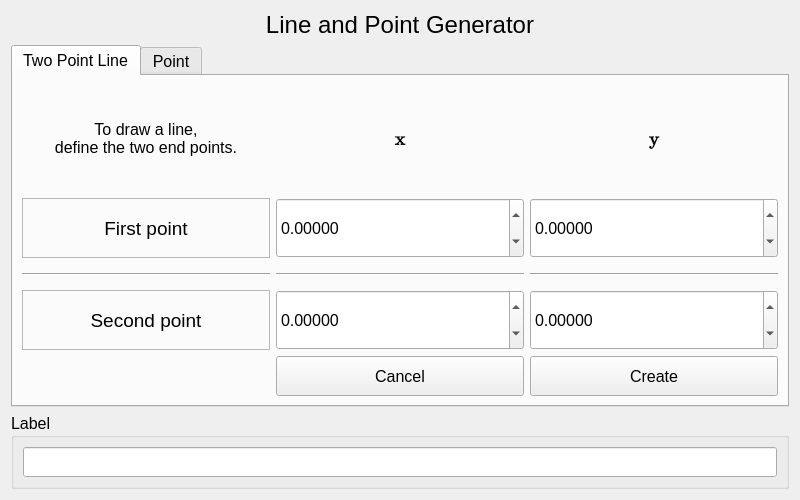
First picture: the form in designer/lineGenerator.ui, repository Fditoro/PlotTool_Grupo5, before the edit.
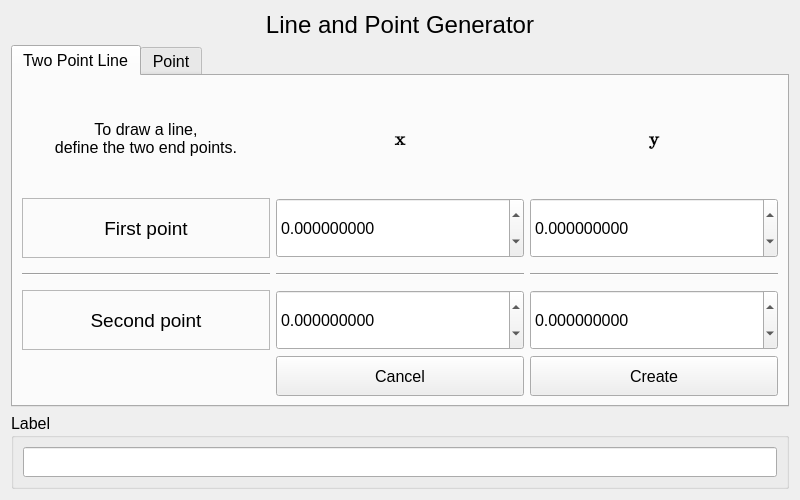
Second picture: the form after the edit.

Diff of the .ui file:
```diff
--- a/designer/lineGenerator.ui
+++ b/designer/lineGenerator.ui
@@ -148,13 +148,13 @@
           </size>
          </property>
          <property name="decimals">
-          <number>5</number>
+          <number>9</number>
          </property>
          <property name="minimum">
-          <double>-1000000.000000000000000</double>
+          <double>-1000000000000000.000000000000000</double>
          </property>
          <property name="maximum">
-          <double>1000000.000000000000000</double>
+          <double>1000000000000000.000000000000000</double>
          </property>
         </widget>
        </item>
@@ -173,13 +173,13 @@
           </size>
          </property>
          <property name="decimals">
-          <number>5</number>
+          <number>9</number>
          </property>
          <property name="minimum">
-          <double>-1000000.000000000000000</double>
+          <double>-1000000000000000.000000000000000</double>
          </property>
          <property name="maximum">
-          <double>1000000.000000000000000</double>
+          <double>1000000000000000.000000000000000</double>
          </property>
         </widget>
        </item>
@@ -198,13 +198,13 @@
           </size>
          </property>
          <property name="decimals">
-          <number>5</number>
+          <number>9</number>
          </property>
          <property name="minimum">
-          <double>-1000000.000000000000000</double>
+          <double>-1000000000000000.000000000000000</double>
          </property>
          <property name="maximum">
-          <double>1000000.000000000000000</double>
+          <double>1000000000000000.000000000000000</double>
          </property>
         </widget>
        </item>
@@ -403,13 +403,13 @@
           </size>
          </property>
          <property name="decimals">
-          <number>5</number>
+          <number>9</number>
          </property>
          <property name="minimum">
-          <double>-1000000.000000000000000</double>
+          <double>-1000000000.000000000000000</double>
          </property>
          <property name="maximum">
-          <double>1000000.000000000000000</double>
+          <double>1000000000000000.000000000000000</double>
          </property>
         </widget>
        </item>
```
Left out of the diff: 12 changed lines with no effect on the pictures.
